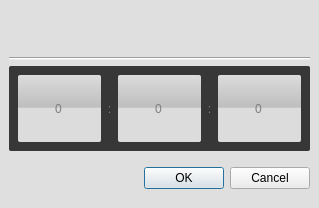
15903016222/Voice, file ui/dialog/datetimesetdialog.ui: the form before one commit.
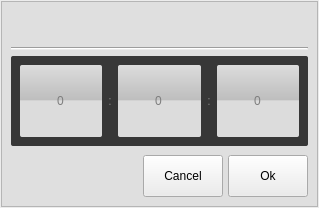
The form after the commit.

Commit message: Updated:把DateTimeSetDialog类的按钮从QDialogButtonBox改成QPushButton，使按钮变大，并更改相应的点击槽函数

What changed in the file:
```diff
--- a/ui/dialog/datetimesetdialog.ui
+++ b/ui/dialog/datetimesetdialog.ui
@@ -18,16 +18,16 @@
   </property>
   <layout class="QGridLayout" name="gridLayout_2">
    <property name="leftMargin">
-    <number>0</number>
+    <number>1</number>
    </property>
    <property name="topMargin">
-    <number>0</number>
+    <number>1</number>
    </property>
    <property name="rightMargin">
-    <number>0</number>
+    <number>1</number>
    </property>
    <property name="bottomMargin">
-    <number>0</number>
+    <number>1</number>
    </property>
    <property name="spacing">
     <number>0</number>
@@ -47,7 +47,10 @@
 	color:black;
 }</string>
      </property>
-     <layout class="QGridLayout" name="gridLayout" rowstretch="2,1,4,2">
+     <property name="frameShape">
+      <enum>QFrame::StyledPanel</enum>
+     </property>
+     <layout class="QGridLayout" name="gridLayout" rowstretch="2,1,6,3">
       <property name="leftMargin">
        <number>9</number>
       </property>
@@ -66,6 +69,16 @@
       <property name="verticalSpacing">
        <number>6</number>
       </property>
+      <item row="1" column="0">
+       <widget class="Line" name="line">
+        <property name="frameShadow">
+         <enum>QFrame::Sunken</enum>
+        </property>
+        <property name="orientation">
+         <enum>Qt::Horizontal</enum>
+        </property>
+       </widget>
+      </item>
       <item row="0" column="0">
        <widget class="QLabel" name="label">
         <property name="font">
@@ -85,33 +98,6 @@
         </property>
        </widget>
       </item>
-      <item row="3" column="0">
-       <widget class="QDialogButtonBox" name="buttonBox">
-        <property name="sizePolicy">
-         <sizepolicy hsizetype="Preferred" vsizetype="Preferred">
-          <horstretch>0</horstretch>
-          <verstretch>0</verstretch>
-         </sizepolicy>
-        </property>
-        <property name="minimumSize">
-         <size>
-          <width>0</width>
-          <height>0</height>
-         </size>
-        </property>
-        <property name="font">
-         <font>
-          <pointsize>14</pointsize>
-         </font>
-        </property>
-        <property name="standardButtons">
-         <set>QDialogButtonBox::Cancel|QDialogButtonBox::Ok</set>
-        </property>
-        <property name="centerButtons">
-         <bool>false</bool>
-        </property>
-       </widget>
-      </item>
       <item row="2" column="0">
        <widget class="QWidget" name="widget" native="true">
         <property name="sizePolicy">
@@ -221,14 +207,78 @@
         </layout>
        </widget>
       </item>
-      <item row="1" column="0">
-       <widget class="Line" name="line">
-        <property name="frameShadow">
-         <enum>QFrame::Sunken</enum>
+      <item row="3" column="0">
+       <widget class="QWidget" name="widget_2" native="true">
+        <property name="styleSheet">
+         <string notr="true">QWidget#widget_2{
+	background-color: rgba(0, 0, 0, 0)
+}</string>
         </property>
-        <property name="orientation">
-         <enum>Qt::Horizontal</enum>
-        </property>
+        <layout class="QGridLayout" name="gridLayout_4" columnstretch="2,1,1">
+         <property name="leftMargin">
+          <number>3</number>
+         </property>
+         <property name="topMargin">
+          <number>3</number>
+         </property>
+         <property name="rightMargin">
+          <number>0</number>
+         </property>
+         <property name="bottomMargin">
+          <number>0</number>
+         </property>
+         <property name="horizontalSpacing">
+          <number>5</number>
+         </property>
+         <property name="verticalSpacing">
+          <number>0</number>
+         </property>
+         <item row="0" column="0">
+          <spacer name="horizontalSpacer">
+           <property name="orientation">
+            <enum>Qt::Horizontal</enum>
+           </property>
+           <property name="sizeHint" stdset="0">
+            <size>
+             <width>111</width>
+             <height>20</height>
+            </size>
+           </property>
+          </spacer>
+         </item>
+         <item row="0" column="1">
+          <widget class="QPushButton" name="pushButton_cancel">
+           <property name="sizePolicy">
+            <sizepolicy hsizetype="Preferred" vsizetype="Preferred">
+             <horstretch>0</horstretch>
+             <verstretch>0</verstretch>
+            </sizepolicy>
+           </property>
+           <property name="focusPolicy">
+            <enum>Qt::NoFocus</enum>
+           </property>
+           <property name="text">
+            <string>Cancel</string>
+           </property>
+          </widget>
+         </item>
+         <item row="0" column="2">
+          <widget class="QPushButton" name="pushButton_ok">
+           <property name="sizePolicy">
+            <sizepolicy hsizetype="Preferred" vsizetype="Preferred">
+             <horstretch>0</horstretch>
+             <verstretch>0</verstretch>
+            </sizepolicy>
+           </property>
+           <property name="focusPolicy">
+            <enum>Qt::NoFocus</enum>
+           </property>
+           <property name="text">
+            <string>Ok</string>
+           </property>
+          </widget>
+         </item>
+        </layout>
        </widget>
       </item>
      </layout>
```
Left out of the diff: 35 changed lines with no effect on the pictures. The commit also changes 2 other files.
